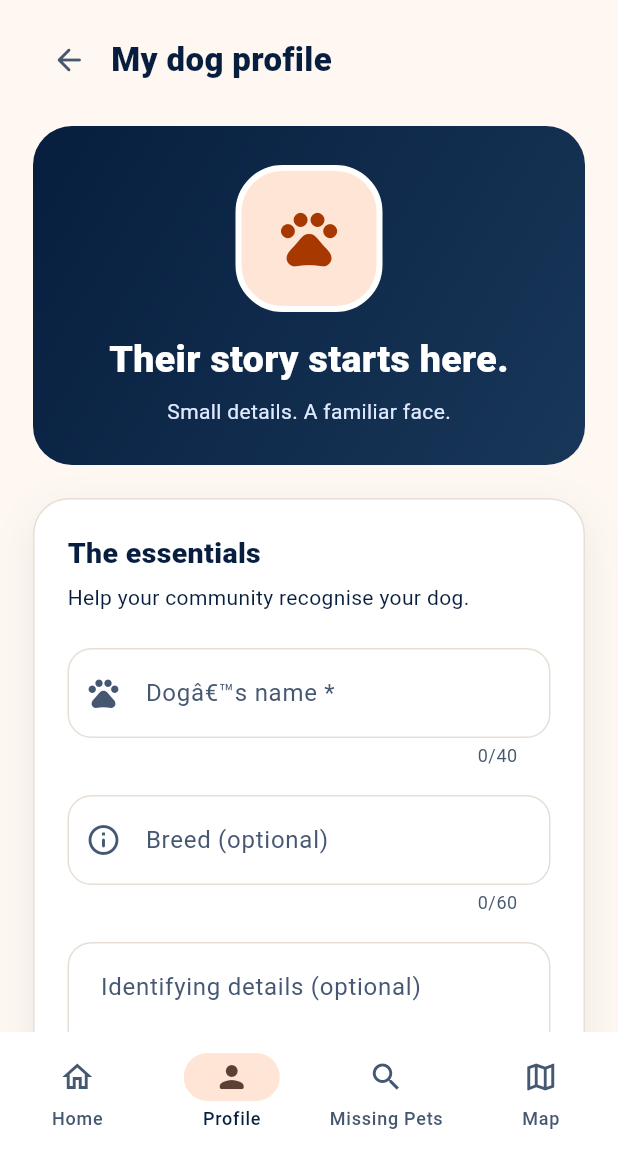
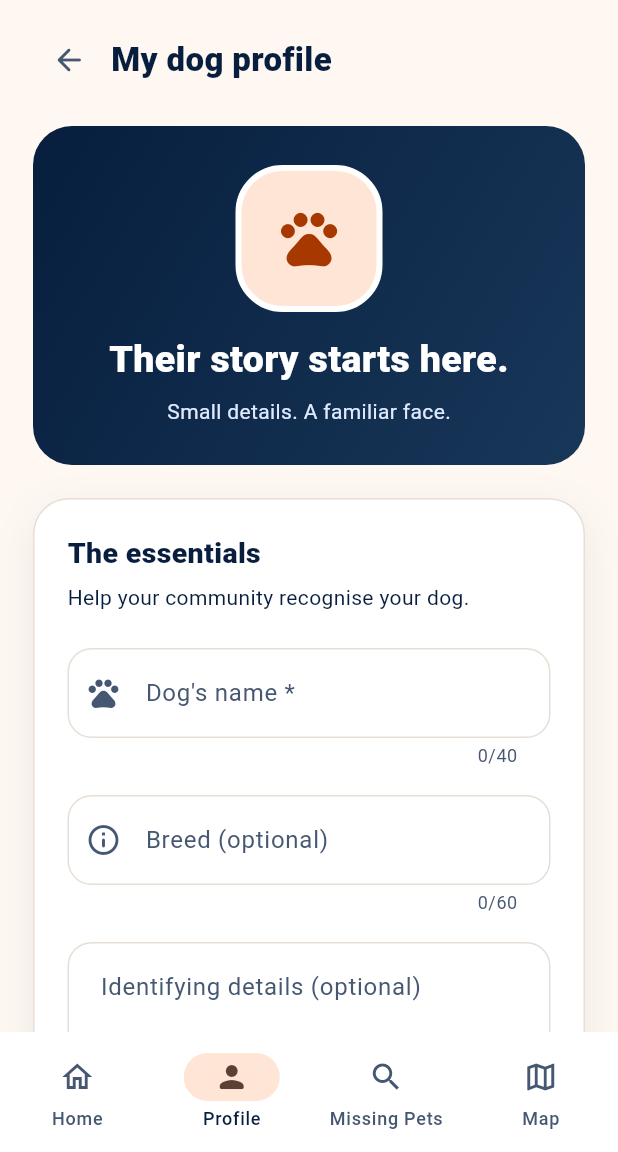
Before and after one commit to rashmikacodebreak/BarkBeacon_MisthiosVI, a Flutter app: the screen it shows after launch, item 2 of the bottom bar chosen, on a phone screen of 412 x 824 dp, the part 84-1236 px from its top. Run offline on Flutter 3.47's test engine with Material 3 defaults, Android fonts, the phone set to English and light mode, and no system bars; our stand-ins replace cloud_firestore, firebase_auth, firebase_core, flutter_map, geolocator, image_picker and 1 more; accounts and stored records are empty.

Commit message:
Updated dog profile text

```diff
--- a/lib/main.dart
+++ b/lib/main.dart
@@ -452,7 +452,7 @@ class _MainPageState extends State<MainPage> {
                   badge('EVERY DOG HAS A HOME'),
                   const SizedBox(height: 22),
                   const Text(
-                    'Letâ€™s help them\nfind their way.',
+                    'Lets help them\nfind their way.',
                     style: TextStyle(
                       color: Colors.white,
                       fontSize: 33,
@@ -481,7 +481,7 @@ class _MainPageState extends State<MainPage> {
                     label: Text(
                       savedName.isEmpty
                           ? 'Add my dog'
-                          : 'View my dogâ€™s profile',
+                          : 'View my dog\'s profile',
                     ),
                   ),
                 ],
@@ -658,13 +658,13 @@ class _MainPageState extends State<MainPage> {
                 textCapitalization: TextCapitalization.words,
                 textInputAction: TextInputAction.next,
                 decoration: const InputDecoration(
-                  labelText: 'Dogâ€™s name *',
+                  labelText: 'Dog\'s name *',
                   hintText: 'e.g. Buddy',
                   prefixIcon: Icon(Icons.pets_rounded),
                 ),
                 validator: (value) {
                   if (value == null || value.trim().isEmpty) {
-                    return 'Please enter your dogâ€™s name.';
+                    return 'Please enter your dog\'s name.';
                   }
                   return null;
                 },
```
